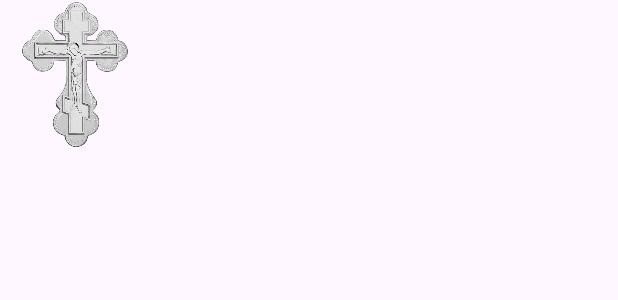
After one commit to Hlodving/MyGoldApp, an Android app: the layout widget_gold.xml on its own in the app's theme, with its tools: preview values and no code run, on a phone screen of 412 x 824 dp. The commit adds this screen. Shown: the top 300 px of the screen. Run offline under Robolectric (Android 15) with nearby library versions, the phone set to English and light mode, and no system bars.

Commit message:
Добавлен виджет

```diff
--- a/app/src/main/res/layout/activity_main.xml
+++ b/app/src/main/res/layout/activity_main.xml
@@ -6,6 +6,7 @@
     android:layout_width="match_parent"
     android:layout_height="match_parent"
     tools:context=".MainActivity">
+
 
 
 
--- /dev/null
+++ b/app/src/main/res/layout/widget_gold.xml
@@ -0,0 +1,12 @@
+<?xml version="1.0" encoding="utf-8"?>
+<RelativeLayout xmlns:android="http://schemas.android.com/apk/res/android"
+    android:layout_width="wrap_content"
+    android:layout_height="wrap_content">
+
+    <ImageView
+        android:id="@+id/widgetImage"
+        android:layout_width="100dp"
+        android:layout_height="100dp"
+        android:src="@drawable/gold_cb"
+        android:contentDescription="Gold status" />
+</RelativeLayout>
```
Also changed, not shown: app/src/main/AndroidManifest.xml (+15 -3 lines), app/src/main/java/com/hlodving/mytestgold/GoldWidget.kt (added, +36 -0 lines), app/src/main/java/com/hlodving/mytestgold/MainActivity.kt (+15 -1 lines), app/src/main/res/xml/gold_widget_info.xml (added, +8 -0 lines), app/src/main/res/drawable/gold.png (added), app/src/main/res/drawable/gold_cb.png (added).
